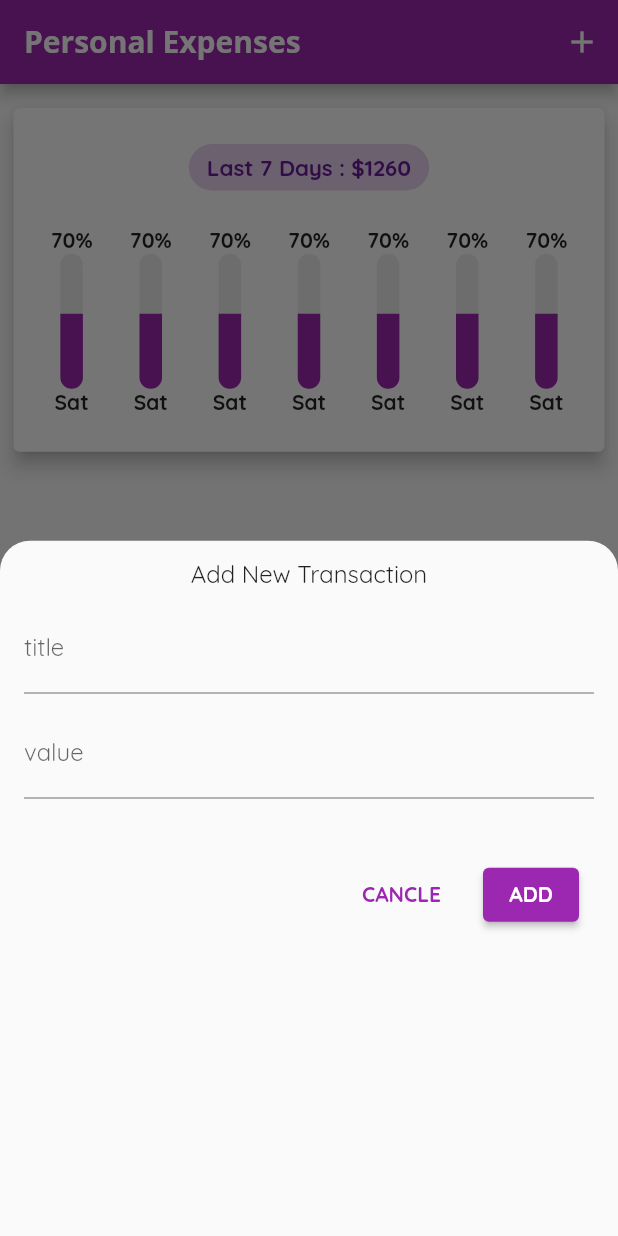
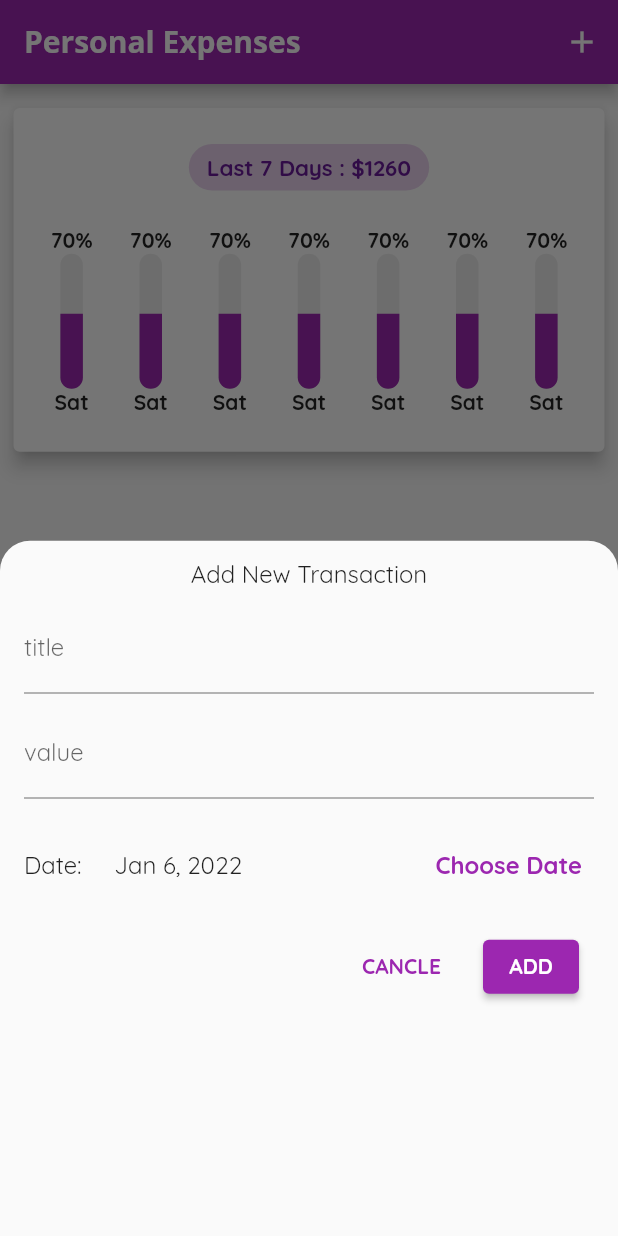
Before and after one commit to hosseinvejdani/simple_expenses_planner_en, a Flutter app: the screen it shows after launch, after a tap on the "add" icon, on a phone screen of 412 x 824 dp. Run offline on Flutter 3.47's test engine with Material 2 defaults, Android fonts, the phone set to English and light mode, and no system bars.

Commit message:
add date picker to tx form and format date in single tx

```diff
--- a/lib/widgets/home_page.dart
+++ b/lib/widgets/home_page.dart
@@ -32,12 +32,11 @@ class _HomePageState extends State<HomePage> {
   }
 
   void _addNewTransaction(Map data) {
-    DateTime _date = DateTime.now();
     Transaction newTx = Transaction(
-      id: _date.toString(),
+      id: data['date'].toString(),
       title: data['title'],
       value: data['value'],
-      date: _date,
+      date: data['date'],
     );
     setState(() {
       _transactions.add(newTx);
--- a/lib/widgets/new_transaction_form.dart
+++ b/lib/widgets/new_transaction_form.dart
@@ -1,4 +1,5 @@
 import 'package:flutter/material.dart';
+import 'package:intl/intl.dart';
 
 class NewTransactionForm extends StatefulWidget {
   final Function newTransactionHandler;
@@ -16,6 +17,7 @@ class NewTransactionForm extends StatefulWidget {
 class _NewTransactionFormState extends State<NewTransactionForm> {
   final _titleController = TextEditingController();
   final _valueController = TextEditingController();
+  DateTime _selectedDate = DateTime.now();
 
   bool _isValidTitle = true;
   bool _isValidValue = true;
@@ -25,6 +27,7 @@ class _NewTransactionFormState extends State<NewTransactionForm> {
       widget.newTransactionHandler({
         'title': _titleController.text,
         'value': double.parse(_valueController.text),
+        'date': _selectedDate,
       });
     }
   }
@@ -52,6 +55,22 @@ class _NewTransactionFormState extends State<NewTransactionForm> {
     }
 
     return true;
+  }
+
+  void _presentDatePicker() {
+    showDatePicker(
+      context: context,
+      initialDate: DateTime.now(),
+      firstDate: DateTime(2022),
+      lastDate: DateTime.now(),
+    ).then((pickedDate) {
+      if (pickedDate == null) {
+        return null;
+      }
+      setState(() {
+        _selectedDate = pickedDate;
+      });
+    });
   }
 
   @override
@@ -89,7 +108,26 @@ class _NewTransactionFormState extends State<NewTransactionForm> {
             controller: _valueController,
           ),
           SizedBox(
-            height: 40,
+            height: 20,
+          ),
+          Row(
+            mainAxisAlignment: MainAxisAlignment.spaceBetween,
+            children: [
+              Text(
+                'Date:     ${DateFormat.yMMMd().format(_selectedDate)}',
+                style: TextStyle(fontSize: 16),
+              ),
+              TextButton(
+                onPressed: _presentDatePicker,
+                child: Text(
+                  'Choose Date',
+                  style: TextStyle(fontSize: 16, fontWeight: FontWeight.bold),
+                ),
+              )
+            ],
+          ),
+          SizedBox(
+            height: 20,
           ),
           Row(
             mainAxisAlignment: MainAxisAlignment.end,
--- a/lib/widgets/single_transaction.dart
+++ b/lib/widgets/single_transaction.dart
@@ -1,4 +1,5 @@
 import 'package:flutter/material.dart';
+import 'package:intl/intl.dart';
 
 class SingleTx extends StatelessWidget {
   final String title;
@@ -31,7 +32,7 @@ class SingleTx extends StatelessWidget {
             title,
             style: TextStyle(fontWeight: FontWeight.bold),
           ),
-          subtitle: Text(date.toString()),
+          subtitle: Text(DateFormat.yMMMEd().format(date)),
           trailing: Padding(
             padding: const EdgeInsets.only(right: 6.0),
             child: IconButton(
--- a/pubspec.yaml
+++ b/pubspec.yaml
@@ -34,6 +34,7 @@ dependencies:
   # The following adds the Cupertino Icons font to your application.
   # Use with the CupertinoIcons class for iOS style icons.
   cupertino_icons: ^1.0.2
+  intl: ^0.17.0
 
 dev_dependencies:
   flutter_test:
```
Also changed, not shown: pubspec.lock.
